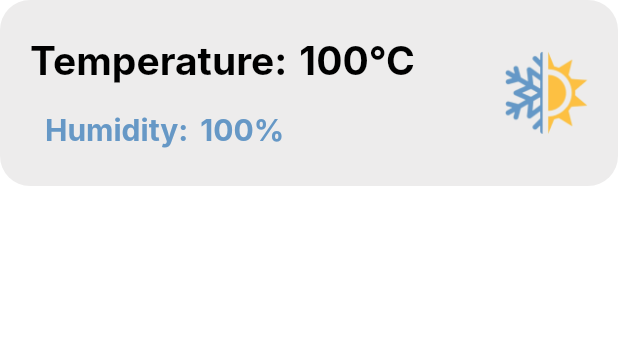
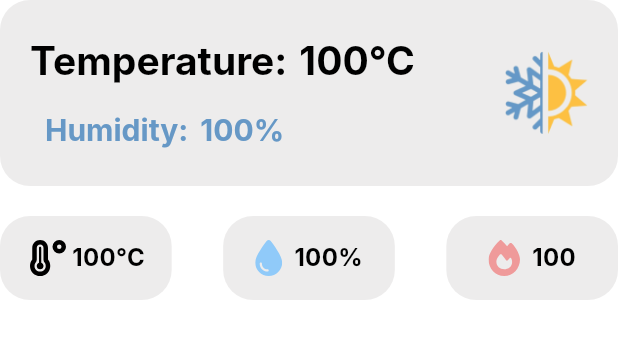
Before and after one commit to PDungz/smarthome_iot, a Flutter app: the TemperatureSession widget shown alone on an empty page, opened directly, on a phone screen of 412 x 824 dp. Shown: the top 339 px of the screen. Run offline on Flutter 3.47's test engine with Material 3 defaults, Android fonts, the phone set to English and light mode, and no system bars; our stand-ins replace bloc, dio, flutter_bloc, flutter_dotenv, flutter_secure_storage, flutter_svg and 4 more; accounts and stored records are empty; network calls fail; Roboto replaces fonts that are missing (Inter).

Commit message:
update home

```diff
--- a/lib/features/home/domain/entities/device.dart
+++ /dev/null
@@ -1,52 +0,0 @@
-// ignore_for_file: public_member_api_docs, sort_constructors_first
-class Device {
-  final String id;
-  final String name;
-  final String description;
-  final String state;
-  final String type;
-  final String gate;
-  final String roomID;
-  final String userID;
-  final DateTime createdAt;
-  final DateTime updatedAt;
-
-  Device({
-    required this.id,
-    required this.name,
-    required this.description,
-    required this.state,
-    required this.type,
-    required this.gate,
-    required this.roomID,
-    required this.userID,
-    required this.createdAt,
-    required this.updatedAt,
-  });
-
-  Device copyWith({
-    String? id,
-    String? name,
-    String? description,
-    String? state,
-    String? type,
-    String? gate,
-    String? roomID,
-    String? userID,
-    DateTime? createdAt,
-    DateTime? updatedAt,
-  }) {
-    return Device(
-      id: id ?? this.id,
-      name: name ?? this.name,
-      description: description ?? this.description,
-      state: state ?? this.state,
-      type: type ?? this.type,
-      gate: gate ?? this.gate,
-      roomID: roomID ?? this.roomID,
-      userID: userID ?? this.userID,
-      createdAt: createdAt ?? this.createdAt,
-      updatedAt: updatedAt ?? this.updatedAt,
-    );
-  }
-}
--- a/lib/features/home/domain/repositories/device_repository.dart
+++ /dev/null
@@ -1,6 +0,0 @@
-import 'package:smarthome_iot/features/home/domain/entities/device.dart';
-
-abstract class DeviceRepository {
-  Future<List<Device>?> getDevicesById(String roomId);
-  Future<bool> updateDevice(Device device);
-}
--- a/lib/features/home/presentation/view/temperature_session.dart
+++ b/lib/features/home/presentation/view/temperature_session.dart
@@ -1,5 +1,8 @@
 import 'package:flutter/material.dart';
+import 'package:flutter/widgets.dart';
+import 'package:flutter_svg/svg.dart';
 import 'package:smarthome_iot/core/constants/colors/app_colors.dart';
+import 'package:smarthome_iot/core/constants/icons/app_icons.dart';
 
 class TemperatureSession extends StatelessWidget {
   final String temperature;
@@ -9,7 +12,9 @@ class TemperatureSession extends StatelessWidget {
 
   @override
   Widget build(BuildContext context) {
-    return Container(
+    return Column(
+      children: [
+        Container(
           width: double.infinity,
           height: 124,
           padding: const EdgeInsets.symmetric(horizontal: 20, vertical: 16),
@@ -30,7 +35,10 @@ class TemperatureSession extends StatelessWidget {
                     children: [
                       Text(
                         "Temperature:",
-                    style: Theme.of(context).textTheme.headlineMedium?.copyWith(
+                        style: Theme.of(context)
+                            .textTheme
+                            .headlineMedium
+                            ?.copyWith(
                               fontSize: 26,
                               fontWeight: FontWeight.bold,
                               color: AppColors.textPrimaryColor,
@@ -40,8 +48,10 @@ class TemperatureSession extends StatelessWidget {
                         padding: const EdgeInsets.only(left: 8.0),
                         child: Text(
                           temperature,
-                      style:
-                          Theme.of(context).textTheme.headlineMedium?.copyWith(
+                          style: Theme.of(context)
+                              .textTheme
+                              .headlineMedium
+                              ?.copyWith(
                                 fontSize: 26,
                                 fontWeight: FontWeight.bold,
                                 color: AppColors.textPrimaryColor,
@@ -56,8 +66,10 @@ class TemperatureSession extends StatelessWidget {
                       children: [
                         Text(
                           "Humidity:",
-                      style:
-                          Theme.of(context).textTheme.headlineMedium?.copyWith(
+                          style: Theme.of(context)
+                              .textTheme
+                              .headlineMedium
+                              ?.copyWith(
                                 fontWeight: FontWeight.bold,
                                 color: const Color(0xFF6698C6),
                               ),
@@ -86,6 +98,97 @@ class TemperatureSession extends StatelessWidget {
               ),
             ],
           ),
+        ),
+        const SizedBox(height: 20),
+        Row(
+          mainAxisAlignment: MainAxisAlignment.spaceBetween,
+          children: [
+            Container(
+              width: MediaQuery.of(context).size.width / 3.6,
+              height: 56,
+              padding: const EdgeInsets.symmetric(horizontal: 20, vertical: 16),
+              decoration: ShapeDecoration(
+                color: AppColors.backgroundColor,
+                shape: RoundedRectangleBorder(
+                  borderRadius: BorderRadius.circular(20),
+                ),
+              ),
+              child: Row(
+                mainAxisAlignment: MainAxisAlignment.center,
+                children: [
+                  SvgPicture.asset(
+                    AppIcons.temperature_solid,
+                    height: 24,
+                  ),
+                  const SizedBox(width: 4),
+                  Text(
+                    "100°C",
+                    style: Theme.of(context).textTheme.bodyMedium?.copyWith(
+                          fontWeight: FontWeight.bold,
+                        ),
+                  ),
+                ],
+              ),
+            ),
+            Container(
+              width: MediaQuery.of(context).size.width / 3.6,
+              height: 56,
+              padding: const EdgeInsets.symmetric(horizontal: 20, vertical: 16),
+              decoration: ShapeDecoration(
+                color: AppColors.backgroundColor,
+                shape: RoundedRectangleBorder(
+                  borderRadius: BorderRadius.circular(20),
+                ),
+              ),
+              child: Row(
+                mainAxisAlignment: MainAxisAlignment.center,
+                children: [
+                  SvgPicture.asset(
+                    AppIcons.droplet_solid,
+                    color: Colors.blue[200],
+                    height: 24,
+                  ),
+                  const SizedBox(width: 8),
+                  Text(
+                    "100%",
+                    style: Theme.of(context).textTheme.bodyMedium?.copyWith(
+                          fontWeight: FontWeight.bold,
+                        ),
+                  ),
+                ],
+              ),
+            ),
+            Container(
+              width: MediaQuery.of(context).size.width / 3.6,
+              height: 56,
+              padding: const EdgeInsets.symmetric(horizontal: 20, vertical: 16),
+              decoration: ShapeDecoration(
+                color: AppColors.backgroundColor,
+                shape: RoundedRectangleBorder(
+                  borderRadius: BorderRadius.circular(20),
+                ),
+              ),
+              child: Row(
+                mainAxisAlignment: MainAxisAlignment.center,
+                children: [
+                  SvgPicture.asset(
+                    AppIcons.fire_solid,
+                    color: Colors.red[200],
+                    height: 24,
+                  ),
+                  const SizedBox(width: 8),
+                  Text(
+                    "100",
+                    style: Theme.of(context).textTheme.bodyMedium?.copyWith(
+                          fontWeight: FontWeight.bold,
+                        ),
+                  ),
+                ],
+              ),
+            )
+          ],
+        ),
+      ],
     );
   }
 }
```
Also changed, not shown: lib/features/home/data/data_source/device_remote_datasource.dart (deleted, +0 -83 lines), lib/features/home/data/model/device_model.dart (deleted, +0 -31 lines), lib/features/home/data/repositories/device_repository_impl.dart (deleted, +0 -22 lines), lib/features/home/presentation/home_routes.dart (+7 -6 lines), lib/features/home/presentation/logic_holder/bloc_device/device_bloc.dart (deleted, +0 -70 lines), lib/features/home/presentation/logic_holder/bloc_device/device_event.dart (deleted, +0 -26 lines), lib/features/home/presentation/logic_holder/bloc_device/device_state.dart (deleted, +0 -38 lines), lib/features/home/presentation/view/device_session.dart (+5 -2 lines). Lines whose indentation alone changed are shown as unchanged.
